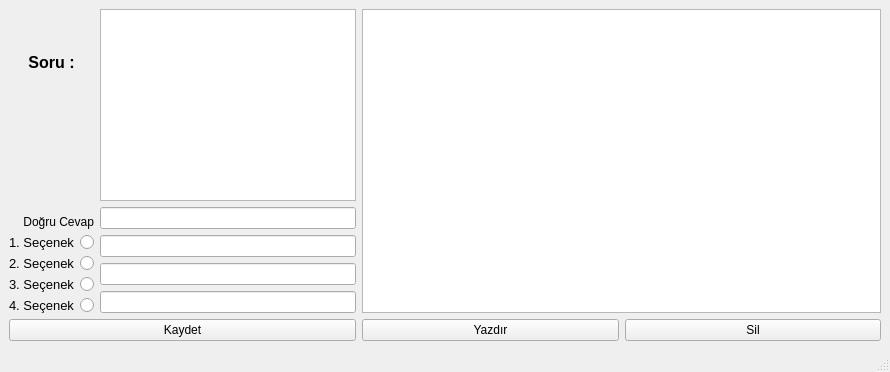
Above: ui/yeni_soru.ui from k0laa/Soru_Bankasi_PyQT5 before the change. Below: the same form after it.
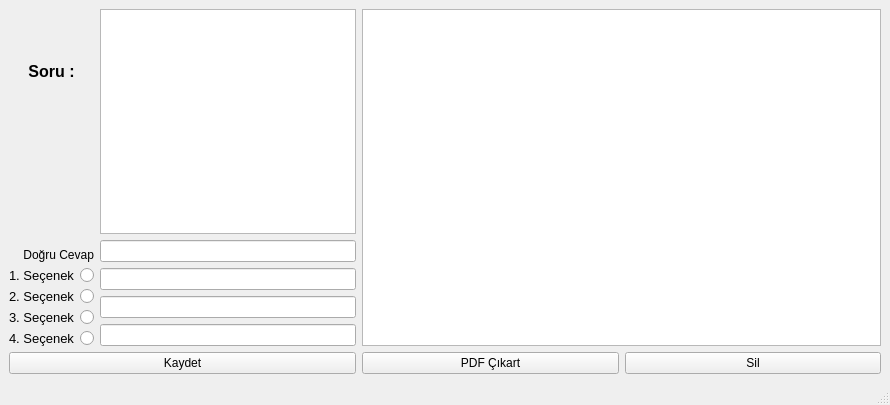
That is the form after the change.

Commit message: isim değişikliği.

```diff
--- a/ui/yeni_soru.ui
+++ b/ui/yeni_soru.ui
@@ -7,7 +7,7 @@
     <x>0</x>
     <y>0</y>
     <width>890</width>
-    <height>371</height>
+    <height>405</height>
    </rect>
   </property>
   <property name="windowTitle">
@@ -293,7 +293,7 @@
         <item>
          <widget class="QPushButton" name="pushButton_3">
           <property name="text">
-           <string>Yazdır</string>
+           <string>PDF Çıkart</string>
           </property>
          </widget>
         </item>
```
